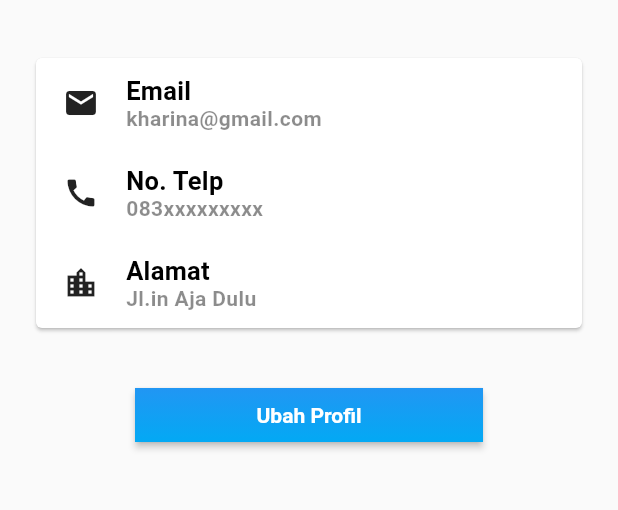
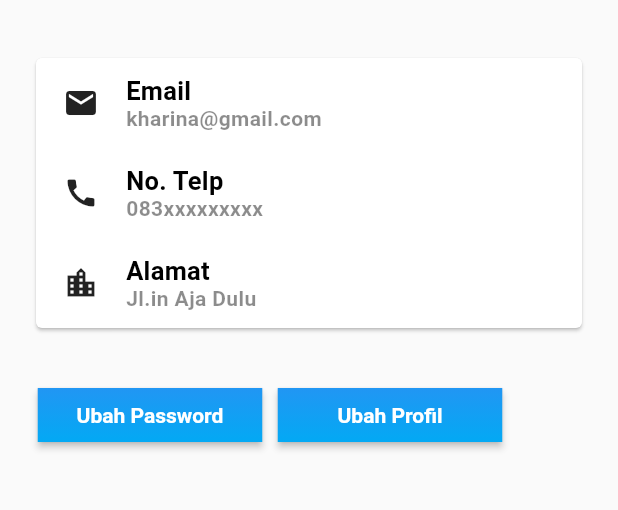
Before and after one commit to ramadhanlmzero/ryan_laundry_android, a Flutter app: the Profile screen opened by its route, on a phone screen of 412 x 824 dp, the part 380-890 px from its top. Run offline on Flutter 3.47's test engine with Material 2 defaults, Android fonts, the phone set to English and light mode, and no system bars; our stand-ins replace badges, image_picker.

Commit message:
Add Edit Password page

```diff
--- a/lib/home.dart
+++ b/lib/home.dart
@@ -82,11 +82,6 @@ class Home extends StatelessWidget {
               leading: Icon(Icons.book),
               title: Text('Riwayat Cucian'),
               onTap: () => Navigator.pushNamed(context, '/order'),
-            ),
-            ListTile(
-              leading: Icon(Icons.label),
-              title: Text('Lihat Promo'),
-              onTap: () {},
             ),
             Expanded(child: Container()),
             Column(
--- a/lib/order/order_component.dart
+++ b/lib/order/order_component.dart
@@ -11,7 +11,7 @@ class OrderComponent extends StatelessWidget {
   @override
   Widget build(BuildContext context) {
     return Container(
-      margin: EdgeInsets.only(top: 10, left: 16, right: 16),
+      margin: EdgeInsets.only(top: 5, left: 16, right: 16),
       child: InkWell(
         child: Card(
           shape: RoundedRectangleBorder(
--- a/lib/profile/profile.dart
+++ b/lib/profile/profile.dart
@@ -196,8 +196,45 @@ class Profile extends StatelessWidget {
           ),
           Container(
             margin: EdgeInsets.all(10),
-            padding: EdgeInsets.only(left: 80, right: 80),
-            child: RaisedButton(
+            padding: EdgeInsets.only(left: 15, right: 15),
+            child: Row(
+              children: [
+                RaisedButton(
+                  padding: EdgeInsets.all(0),
+                  child: Ink(
+                    decoration: const BoxDecoration(
+                      gradient: LinearGradient(
+                        begin: Alignment.topCenter,
+                        end: Alignment.bottomCenter,
+                        colors: <Color>[
+                          Colors.blue,
+                          Colors.lightBlue,
+                        ],
+                      ),
+                    ),
+                    child: Container(
+                      constraints: const BoxConstraints(
+                        minWidth: 150.0,
+                        minHeight: 36.0,
+                      ),
+                      alignment: Alignment.center,
+                      child: Text(
+                        'Ubah Password',
+                        textAlign: TextAlign.center,
+                        style: TextStyle(
+                          color: Colors.white,
+                          fontWeight: FontWeight.bold,
+                        ),
+                      ),
+                    ),
+                  ),
+                  onPressed: () =>
+                      Navigator.pushNamed(context, '/profile_password'),
+                ),
+                SizedBox(
+                  width: 10,
+                ),
+                RaisedButton(
                   padding: EdgeInsets.all(0),
                   child: Ink(
                     decoration: const BoxDecoration(
@@ -226,9 +263,12 @@ class Profile extends StatelessWidget {
                       ),
                     ),
                   ),
-              onPressed: () => Navigator.pushNamed(context, '/profile_edit'),
+                  onPressed: () =>
+                      Navigator.pushNamed(context, '/profile_edit'),
                 ),
-          )
+              ],
+            ),
+          ),
         ],
       ),
     );
--- a/lib/profile/profile_edit.dart
+++ b/lib/profile/profile_edit.dart
@@ -34,7 +34,7 @@ class ProfileEditState extends State<ProfileEdit> {
           ),
           onPressed: () => Navigator.pop(context, '/profile'),
         ),
-        title: Text('Edit Profil'),
+        title: Text('Ubah Profil'),
         centerTitle: true,
       ),
       body: Container(
--- a/lib/routes.dart
+++ b/lib/routes.dart
@@ -4,6 +4,7 @@ import 'package:ryan_laundry/register.dart';
 import 'package:ryan_laundry/home.dart';
 import 'package:ryan_laundry/profile/profile.dart';
 import 'package:ryan_laundry/profile/profile_edit.dart';
+import 'package:ryan_laundry/profile/profile_password.dart';
 import 'package:ryan_laundry/order/order.dart';
 
 class Router {
@@ -19,6 +20,8 @@ class Router {
         return MaterialPageRoute(builder: (_) => Profile());
       case '/profile_edit':
         return MaterialPageRoute(builder: (_) => ProfileEdit());
+      case '/profile_password':
+        return MaterialPageRoute(builder: (_) => ProfilePassword());
       case '/order':
         return MaterialPageRoute(builder: (_) => Order());
       default:
```
Also changed, not shown: lib/profile/profile_password.dart (added, +118 -0 lines). Lines whose indentation alone changed are shown as unchanged.
